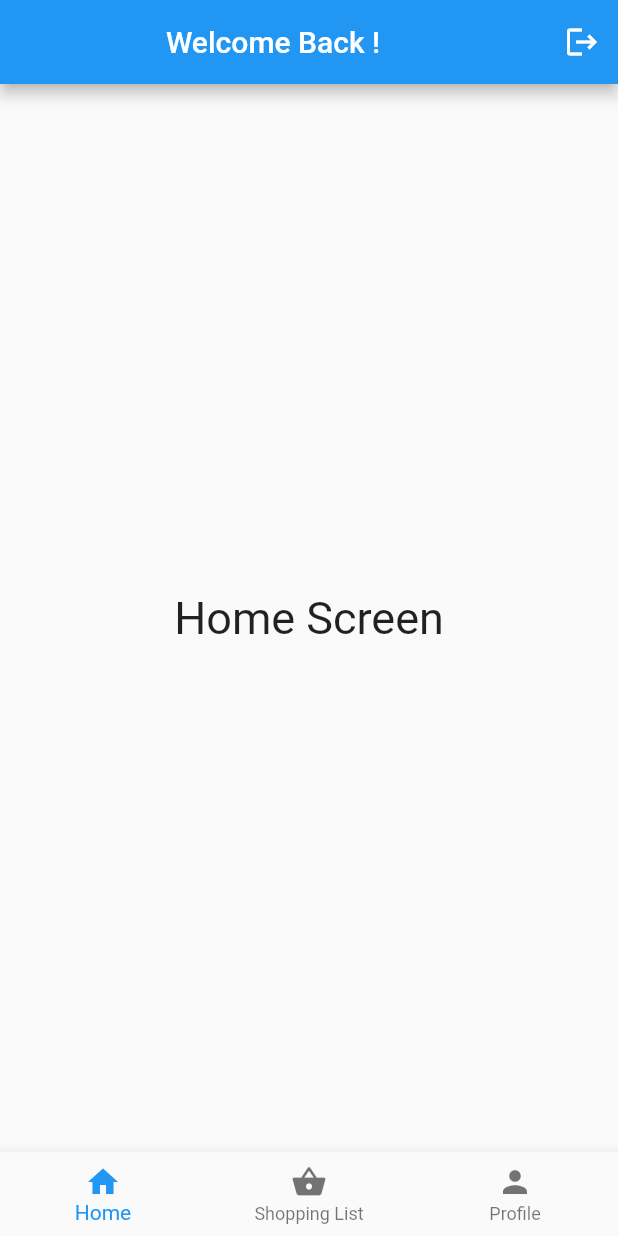
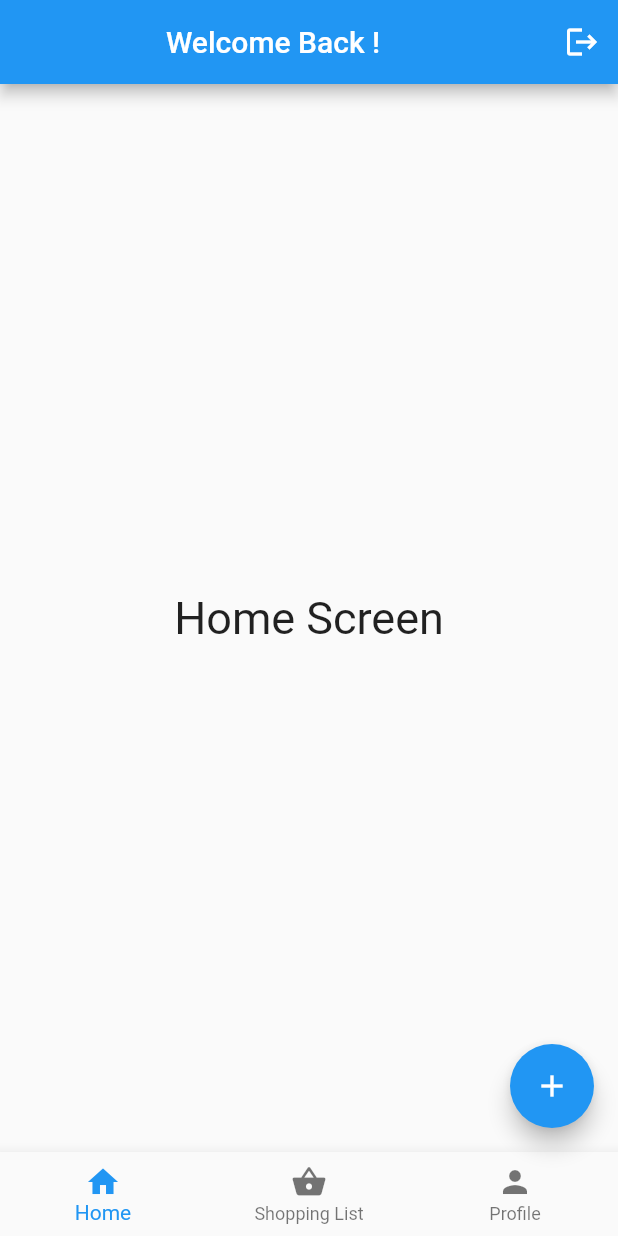
Before and after one commit to euromike21/CrowdSourcedShoppingApp, a Flutter app: the MyHomePage screen opened directly, on a phone screen of 412 x 824 dp. Run offline on Flutter 3.47's test engine with Material 2 defaults, Android fonts, the light colour scheme and no system bars; our stand-ins replace cloud_firestore, firebase_auth, firebase_core, fluttertoast; accounts and stored records are empty.

Commit message:
Cleaned up imports into export. Added floating button back to screens

```diff
--- a/crowd_sourced_shopping_app/lib/main.dart
+++ b/crowd_sourced_shopping_app/lib/main.dart
@@ -1,10 +1,7 @@
-import 'package:firebase_core/firebase_core.dart';
-import 'package:flutter/material.dart';
-import 'package:crowd_sourced_shopping_app/screens/app.dart';
+import 'package:crowd_sourced_shopping_app/exports.dart';
 
 Future<void> main() async {
   WidgetsFlutterBinding.ensureInitialized();
   await Firebase.initializeApp();
-
   runApp(MyApp());
 }
--- a/crowd_sourced_shopping_app/lib/screens/app.dart
+++ b/crowd_sourced_shopping_app/lib/screens/app.dart
@@ -1,5 +1,4 @@
-import 'package:crowd_sourced_shopping_app/screens/login_screen.dart';
-import 'package:flutter/material.dart';
+import 'package:crowd_sourced_shopping_app/exports.dart';
 
 class MyApp extends StatelessWidget {
   // This widget is the root of your application.
--- a/crowd_sourced_shopping_app/lib/screens/home_page.dart
+++ b/crowd_sourced_shopping_app/lib/screens/home_page.dart
@@ -1,9 +1,4 @@
-import 'package:cloud_firestore/cloud_firestore.dart';
-import 'package:crowd_sourced_shopping_app/model/user_model.dart';
-import 'package:firebase_auth/firebase_auth.dart';
-import 'package:flutter/material.dart';
 import 'package:crowd_sourced_shopping_app/exports.dart';
-import 'login_screen.dart';
 
 class MyHomePage extends StatefulWidget {
   MyHomePage({Key? key}) : super(key: key);
@@ -64,6 +59,10 @@ class _MyHomePageState extends State<MyHomePage> {
         items: tabs,
         onTap: onTabTap,
       ),
+      floatingActionButton: FloatingActionButton(
+        onPressed: () {},
+        child: Icon(Icons.add),
+      ),
     );
   }
 
--- a/crowd_sourced_shopping_app/lib/screens/home_screen.dart
+++ b/crowd_sourced_shopping_app/lib/screens/home_screen.dart
@@ -1,7 +1,4 @@
 import 'package:crowd_sourced_shopping_app/exports.dart';
-import 'package:cloud_firestore/cloud_firestore.dart';
-import 'package:firebase_auth/firebase_auth.dart';
-import 'package:crowd_sourced_shopping_app/model/user_model.dart';
 
 class HomeScreen extends StatefulWidget {
   const HomeScreen({Key? key}) : super(key: key);
--- a/crowd_sourced_shopping_app/lib/screens/login_screen.dart
+++ b/crowd_sourced_shopping_app/lib/screens/login_screen.dart
@@ -1,8 +1,6 @@
 import 'package:crowd_sourced_shopping_app/screens/home_page.dart';
 import 'package:crowd_sourced_shopping_app/screens/registration_screen.dart';
-import 'package:firebase_auth/firebase_auth.dart';
-import 'package:flutter/material.dart';
-import 'package:fluttertoast/fluttertoast.dart';
+import 'package:crowd_sourced_shopping_app/exports.dart';
 
 class LoginScreen extends StatefulWidget {
   const LoginScreen({Key? key}) : super(key: key);
```
Also changed, not shown: crowd_sourced_shopping_app/lib/exports.dart (+11 -1 lines), crowd_sourced_shopping_app/lib/screens/registration_screen.dart (+1 -6 lines), crowd_sourced_shopping_app/pubspec.lock.
